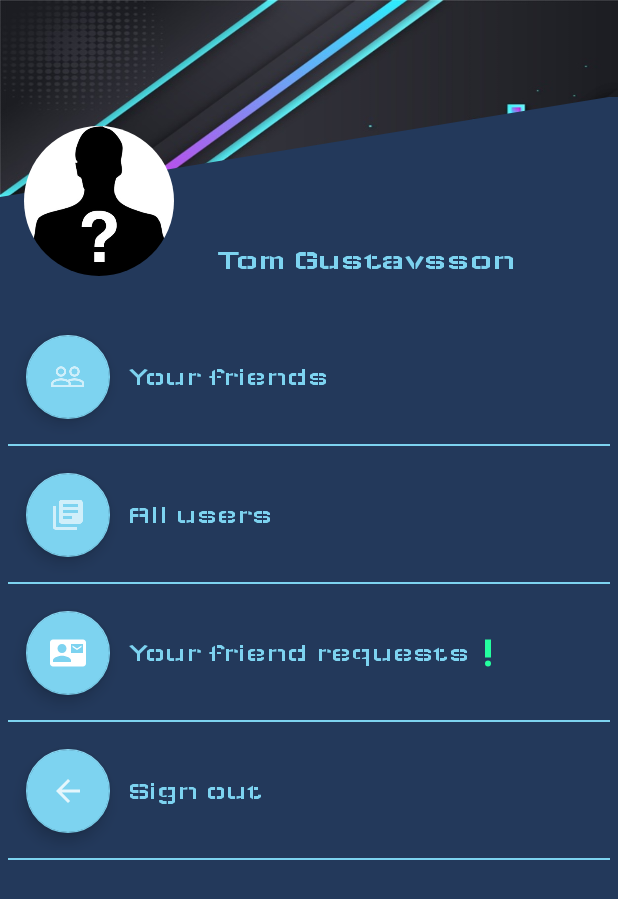
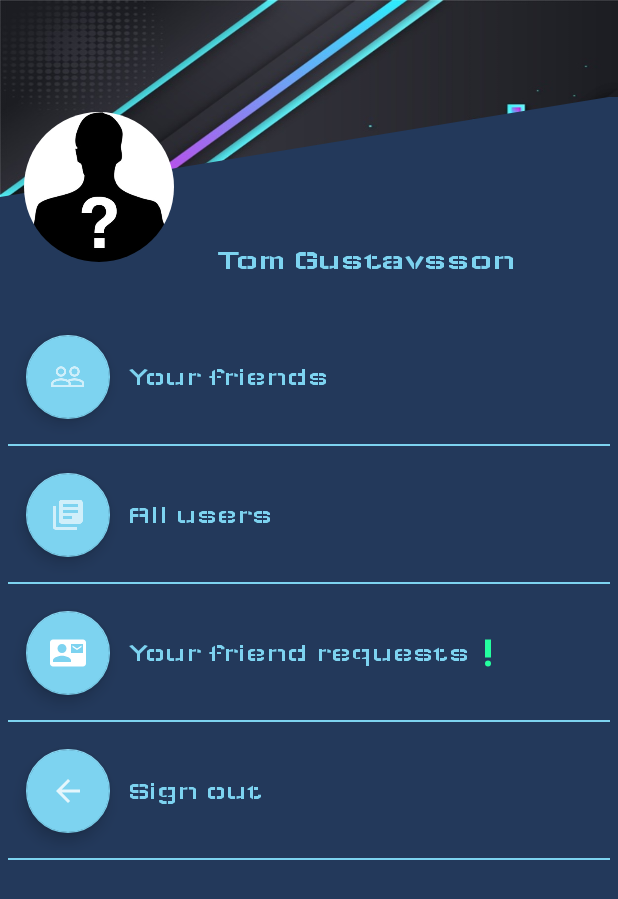
Before and after one commit to TomGustavsson/RawGCards, an Android app: the layout fragment_account.xml on its own in the app's theme, with its tools: preview values and no code run, on a phone screen of 412 x 824 dp. Shown: the top 899 px of the screen. Run offline under Robolectric (Android 15) with nearby library versions, the phone set to English and light mode, and no system bars; network calls fail.

Commit message:
Changed description to not have HTML tags. Request is not clickable when no friendRequests.

```diff
--- a/app/src/main/java/com/tomgu/rawgcards/account/ui/AccountDialogViewModel.kt
+++ b/app/src/main/java/com/tomgu/rawgcards/account/ui/AccountDialogViewModel.kt
@@ -1,6 +1,5 @@
 package com.tomgu.rawgcards.account.ui
 
-import android.util.Log
 import androidx.lifecycle.LiveData
 import androidx.lifecycle.MutableLiveData
 import androidx.lifecycle.ViewModel
--- a/app/src/main/java/com/tomgu/rawgcards/account/ui/AccountFragment.kt
+++ b/app/src/main/java/com/tomgu/rawgcards/account/ui/AccountFragment.kt
@@ -38,7 +38,7 @@ class AccountFragment : Fragment() {
 
         viewModel.getCurrentAccount()
 
-        viewModel.isApiFailed.observe(this, Observer {
+        viewModel.isApiFailed.observe(viewLifecycleOwner, Observer {
             if(it == true){
                 val snackbar = Snackbar.make(binding.accountBackground, "Couldn't load information", Snackbar.LENGTH_INDEFINITE)
                 snackbar.setAction("CLOSE") {
@@ -48,7 +48,7 @@ class AccountFragment : Fragment() {
             }
         })
 
-        viewModel.getCurrentAccountLiveData().observe(this, Observer {
+        viewModel.getCurrentAccountLiveData().observe(viewLifecycleOwner, Observer {
             binding.account = it
         })
 
--- a/app/src/main/res/layout/fragment_account.xml
+++ b/app/src/main/res/layout/fragment_account.xml
@@ -48,16 +48,24 @@
                     app:layout_constraintEnd_toEndOf="parent"
                     app:layout_constraintStart_toStartOf="parent" />
 
+                <ProgressBar
+                    android:layout_width="wrap_content"
+                    android:layout_height="wrap_content"
+                    android:layout_marginStart="38dp"
+                    app:layout_constraintBottom_toBottomOf="parent"
+                    app:layout_constraintStart_toStartOf="parent"
+                    app:layout_constraintTop_toTopOf="@+id/diagonalTriangle" />
+
                 <de.hdodenhof.circleimageview.CircleImageView
                     android:id="@+id/circleImageView"
                     android:layout_width="100dp"
                     android:layout_height="100dp"
                     android:layout_marginBottom="16dp"
+                    android:layout_marginStart="16dp"
                     android:src="@drawable/guest_image"
                     app:layout_constraintBottom_toBottomOf="parent"
-                    app:layout_constraintEnd_toEndOf="parent"
-                    app:layout_constraintHorizontal_bias="0.051"
                     app:layout_constraintStart_toStartOf="parent"
+                    app:layout_constraintTop_toTopOf="@+id/diagonalTriangle"
                     app:loadImage="@{account.photo}" />
 
                 <TextView
@@ -137,6 +145,7 @@
         <LinearLayout
             android:background="@drawable/underline_layout"
             android:id="@+id/requestsLinear"
+            app:hasRequests="@{viewModel.friendRequestLiveData != null}"
             android:layout_width="match_parent"
             android:layout_height="wrap_content">
 
@@ -145,6 +154,7 @@
                 android:src="@drawable/ic_contact_mail_black_24dp"
                 android:layout_width="wrap_content"
                 android:layout_height="wrap_content"
+                app:clickAllowed="@{viewModel.friendRequestLiveData != null}"
                 app:useCompatPadding="true" />
 
             <TextView
--- a/build.gradle
+++ b/build.gradle
@@ -8,7 +8,7 @@ buildscript {
 
     }
     dependencies {
-        classpath 'com.android.tools.build:gradle:3.5.3'
+        classpath 'com.android.tools.build:gradle:3.6.1'
         classpath "org.jetbrains.kotlin:kotlin-gradle-plugin:$kotlin_version"
         classpath 'com.google.gms:google-services:4.3.2'
         // NOTE: Do not place your application dependencies here; they belong
```
Also changed, not shown: app/src/main/java/com/tomgu/rawgcards/BindingAdapter.kt (+18 -0 lines), app/src/main/java/com/tomgu/rawgcards/main/ui/MainViewModel.kt (+4 -3 lines), gradle/wrapper/gradle-wrapper.properties, 1 other file.
